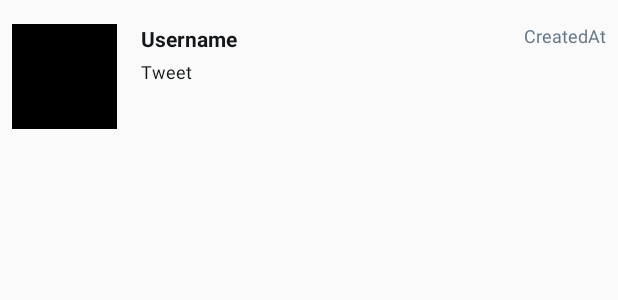
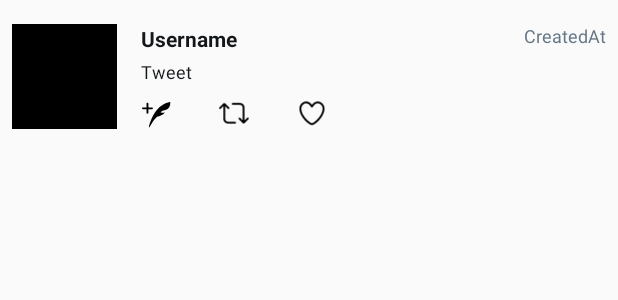
Before and after one commit to carolyn-wong/SimpleTweets, an Android app: the layout item_tweet.xml on its own in the app's theme, with its tools: preview values and no code run, on a phone screen of 412 x 824 dp. Shown: the top 300 px of the screen. Run offline under Robolectric (Android 15) with nearby library versions, the phone set to English and light mode, and no system bars.

Commit message:
added colors

```diff
--- a/app/src/main/AndroidManifest.xml
+++ b/app/src/main/AndroidManifest.xml
@@ -13,7 +13,8 @@
         android:icon="@drawable/ic_launcher"
         android:label="@string/app_name"
         android:theme="@style/AppTheme">
-        <activity android:name=".ComposeActivity"></activity>
+        <activity android:name=".TweetDetails"></activity>
+        <activity android:name=".ComposeActivity" />
         <activity android:name=".TimelineActivity" />
         <activity
             android:name=".LoginActivity"
--- a/app/src/main/java/com/codepath/apps/restclienttemplate/TimelineActivity.java
+++ b/app/src/main/java/com/codepath/apps/restclienttemplate/TimelineActivity.java
@@ -103,6 +103,7 @@ public class TimelineActivity extends AppCompatActivity {
                         tweets.add(tweet);
                         // notify adapter that item was added
                         tweetAdapter.notifyItemInserted(tweets.size() - 1);
+                        tweetAdapter.notifyItemInserted(tweets.size() - 1);
                     } catch(JSONException e) {
                         e.printStackTrace();
                     }
--- a/app/src/main/res/layout/item_tweet.xml
+++ b/app/src/main/res/layout/item_tweet.xml
@@ -28,6 +28,8 @@
         android:text="Tweet"
         android:textColor="#14171A"
         android:textSize="12sp"
+        android:autoLink="all"
+        android:linksClickable="true"
         app:layout_constraintEnd_toEndOf="parent"
         app:layout_constraintHorizontal_bias="0.0"
         app:layout_constraintStart_toEndOf="@+id/ivProfileImage"
@@ -58,4 +60,40 @@
         app:layout_constraintBottom_toTopOf="@+id/tvBody"
         app:layout_constraintEnd_toEndOf="parent"
         app:layout_constraintTop_toTopOf="parent" />
+
+    <ImageView
+        android:id="@+id/ivReply"
+        android:layout_width="20dp"
+        android:layout_height="20dp"
+        android:layout_marginStart="16dp"
+        android:layout_marginTop="8dp"
+        android:layout_marginBottom="16dp"
+        app:layout_constraintBottom_toBottomOf="parent"
+        app:layout_constraintStart_toEndOf="@+id/ivProfileImage"
+        app:layout_constraintTop_toBottomOf="@+id/tvBody"
+        app:srcCompat="@drawable/ic_vector_compose" />
+
+    <ImageView
+        android:id="@+id/ivFavorite"
+        android:layout_width="20dp"
+        android:layout_height="20dp"
+        android:layout_marginStart="32dp"
+        android:layout_marginTop="8dp"
+        android:layout_marginBottom="16dp"
+        app:layout_constraintBottom_toBottomOf="parent"
+        app:layout_constraintStart_toEndOf="@+id/ivRetweet"
+        app:layout_constraintTop_toBottomOf="@+id/tvBody"
+        app:srcCompat="@drawable/ic_vector_heart_stroke" />
+
+    <ImageView
+        android:id="@+id/ivRetweet"
+        android:layout_width="20dp"
+        android:layout_height="20dp"
+        android:layout_marginStart="32dp"
+        android:layout_marginTop="8dp"
+        android:layout_marginBottom="16dp"
+        app:layout_constraintBottom_toBottomOf="parent"
+        app:layout_constraintStart_toEndOf="@+id/ivReply"
+        app:layout_constraintTop_toBottomOf="@+id/tvBody"
+        app:srcCompat="@drawable/ic_vector_retweet_stroke" />
 </android.support.constraint.ConstraintLayout>
--- a/app/src/main/res/values/styles.xml
+++ b/app/src/main/res/values/styles.xml
@@ -6,6 +6,12 @@
             res/values-vXX/styles.xml, while customizations related to
             backward-compatibility can go here.
         -->
+
+        <item name="android:actionBarStyle">@style/TwitterActionBar</item>
+    </style>
+
+    <style name="TwitterActionBar" parent="Widget.AppCompat.ActionBar">
+        <item name="android:background">#1DA1F2</item>
     </style>
 
     <!-- Application theme. -->
```
Also changed, not shown: app/src/main/java/com/codepath/apps/restclienttemplate/TweetAdapter.java (+25 -7 lines), app/src/main/java/com/codepath/apps/restclienttemplate/TweetDetails.java (added, +50 -0 lines), app/src/main/java/com/codepath/apps/restclienttemplate/models/Tweet.java (+18 -0 lines), app/src/main/java/com/codepath/apps/restclienttemplate/models/User.java (+8 -0 lines), app/src/main/res/layout/activity_tweet_details.xml (added, +80 -0 lines).
